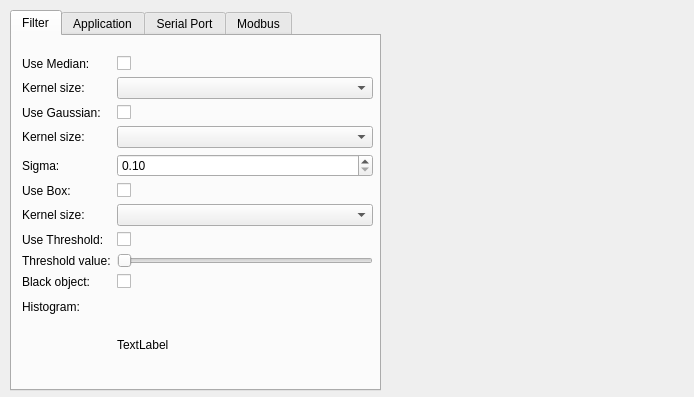
First picture: the form in filterapp/SettingsForm.ui, repository peppincsoda/stripe-filter-v2, before the edit.
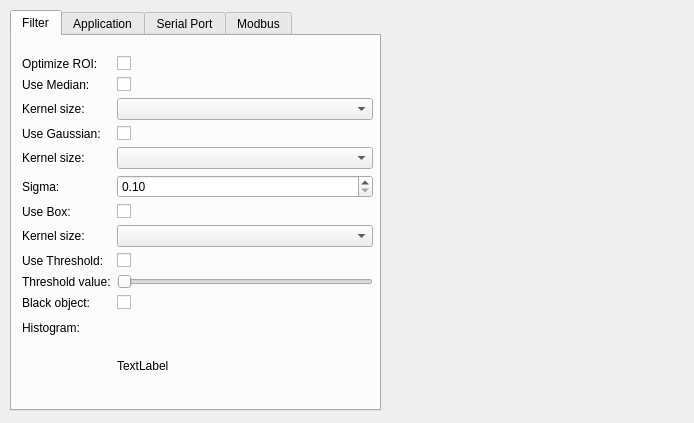
Second picture: the form after the edit.

Commit message: sfv2: processFrame splitted up to shorter functions; optimizeRoi setting

The edit to the form file:
```diff
--- a/filterapp/SettingsForm.ui
+++ b/filterapp/SettingsForm.ui
@@ -7,7 +7,7 @@
     <x>0</x>
     <y>0</y>
     <width>694</width>
-    <height>397</height>
+    <height>423</height>
    </rect>
   </property>
   <property name="windowTitle">
@@ -19,7 +19,7 @@
      <x>10</x>
      <y>10</y>
      <width>371</width>
-     <height>381</height>
+     <height>401</height>
     </rect>
    </property>
    <property name="currentIndex">
@@ -35,66 +35,66 @@
        <x>10</x>
        <y>20</y>
        <width>351</width>
-       <height>331</height>
+       <height>351</height>
       </rect>
      </property>
      <layout class="QFormLayout" name="formLayout_2">
-      <item row="0" column="0">
+      <item row="1" column="0">
        <widget class="QLabel" name="label_3">
         <property name="text">
          <string>Use Median:</string>
         </property>
        </widget>
       </item>
-      <item row="1" column="0">
+      <item row="2" column="0">
        <widget class="QLabel" name="label_4">
         <property name="text">
          <string>Kernel size:</string>
         </property>
        </widget>
       </item>
-      <item row="1" column="1">
+      <item row="2" column="1">
        <widget class="QComboBox" name="medianKSizeComboBox"/>
       </item>
-      <item row="0" column="1">
+      <item row="1" column="1">
        <widget class="QCheckBox" name="useMedianCheckBox">
         <property name="text">
          <string/>
         </property>
        </widget>
       </item>
-      <item row="2" column="0">
+      <item row="3" column="0">
        <widget class="QLabel" name="label_5">
         <property name="text">
          <string>Use Gaussian:</string>
         </property>
        </widget>
       </item>
-      <item row="2" column="1">
+      <item row="3" column="1">
        <widget class="QCheckBox" name="useGaussianCheckBox">
         <property name="text">
          <string/>
         </property>
        </widget>
       </item>
-      <item row="3" column="0">
+      <item row="4" column="0">
        <widget class="QLabel" name="label_6">
         <property name="text">
          <string>Kernel size:</string>
         </property>
        </widget>
       </item>
-      <item row="3" column="1">
+      <item row="4" column="1">
        <widget class="QComboBox" name="gaussianKSizeComboBox"/>
       </item>
-      <item row="4" column="0">
+      <item row="5" column="0">
        <widget class="QLabel" name="label_7">
         <property name="text">
          <string>Sigma:</string>
         </property>
        </widget>
       </item>
-      <item row="4" column="1">
+      <item row="5" column="1">
        <widget class="QDoubleSpinBox" name="gaussianSigmaDoubleSpinBox">
         <property name="minimum">
          <double>0.100000000000000</double>
@@ -104,52 +104,52 @@
         </property>
        </widget>
       </item>
-      <item row="5" column="0">
+      <item row="6" column="0">
        <widget class="QLabel" name="label_8">
         <property name="text">
          <string>Use Box:</string>
         </property>
        </widget>
       </item>
-      <item row="5" column="1">
+      <item row="6" column="1">
        <widget class="QCheckBox" name="useBoxCheckBox">
         <property name="text">
          <string/>
         </property>
        </widget>
       </item>
-      <item row="6" column="0">
+      <item row="7" column="0">
        <widget class="QLabel" name="label_9">
         <property name="text">
          <string>Kernel size:</string>
         </property>
        </widget>
       </item>
-      <item row="6" column="1">
+      <item row="7" column="1">
        <widget class="QComboBox" name="boxKSizeComboBox"/>
       </item>
-      <item row="7" column="0">
+      <item row="8" column="0">
        <widget class="QLabel" name="label_10">
         <property name="text">
          <string>Use Threshold:</string>
         </property>
        </widget>
       </item>
-      <item row="7" column="1">
+      <item row="8" column="1">
        <widget class="QCheckBox" name="useThresholdCheckBox">
         <property name="text">
          <string/>
         </property>
        </widget>
       </item>
-      <item row="8" column="0">
+      <item row="9" column="0">
        <widget class="QLabel" name="label_11">
         <property name="text">
          <string>Threshold value:</string>
         </property>
        </widget>
       </item>
-      <item row="8" column="1">
+      <item row="9" column="1">
        <widget class="QSlider" name="thresholdValueSlider">
         <property name="maximum">
          <number>254</number>
@@ -159,28 +159,28 @@
         </property>
        </widget>
       </item>
-      <item row="9" column="0">
+      <item row="10" column="0">
        <widget class="QLabel" name="label_20">
         <property name="text">
          <string>Black object:</string>
         </property>
        </widget>
       </item>
-      <item row="9" column="1">
+      <item row="10" column="1">
        <widget class="QCheckBox" name="blackObjectCheckBox">
         <property name="text">
          <string/>
         </property>
        </widget>
       </item>
-      <item row="10" column="0">
+      <item row="11" column="0">
        <widget class="QLabel" name="label_21">
         <property name="text">
          <string>Histogram:</string>
         </property>
        </widget>
       </item>
-      <item row="10" column="1">
+      <item row="11" column="1">
        <widget class="QLabel" name="histogramLabel">
         <property name="sizePolicy">
          <sizepolicy hsizetype="Minimum" vsizetype="Minimum">
@@ -199,6 +199,20 @@
         </property>
        </widget>
       </item>
+      <item row="0" column="0">
+       <widget class="QLabel" name="label_22">
+        <property name="text">
+         <string>Optimize ROI:</string>
+        </property>
+       </widget>
+      </item>
+      <item row="0" column="1">
+       <widget class="QCheckBox" name="optimizeRoiCheckBox">
+        <property name="text">
+         <string/>
+        </property>
+       </widget>
+      </item>
      </layout>
     </widget>
    </widget>
```
The commit also changes 10 other files.
